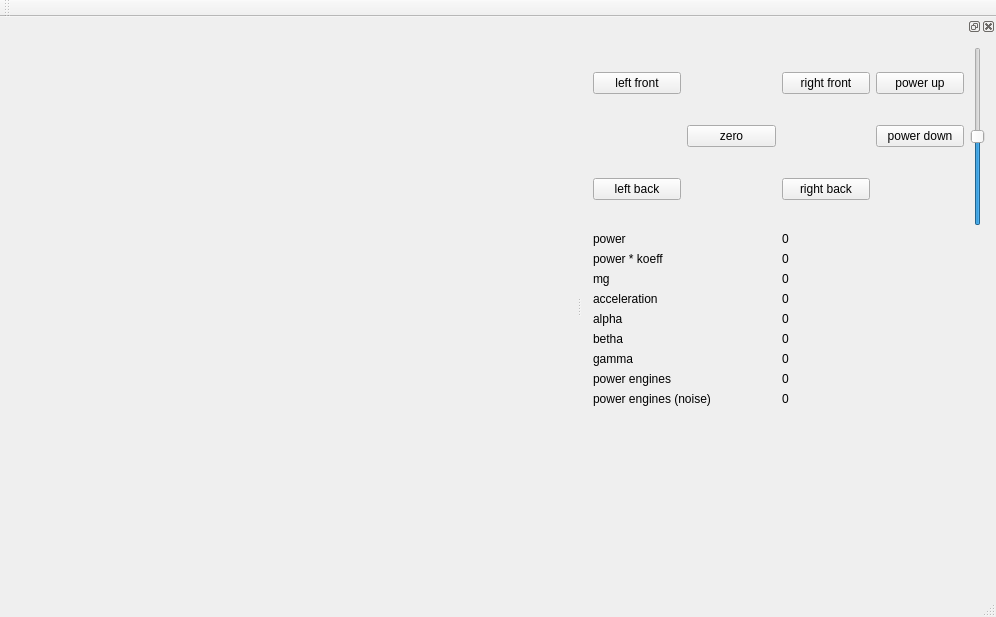
First picture: the form in mainwindow.ui, repository artthirt/glsamp, before the edit.
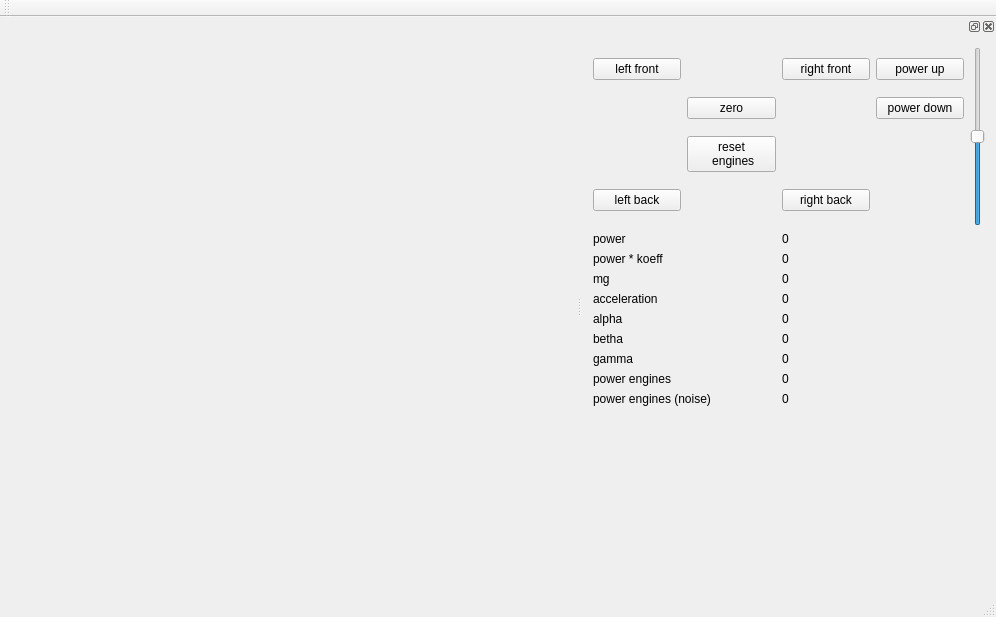
Second picture: the form after the edit. Custom widgets are drawn as their Qt base class.

Diff of the .ui file:
```diff
--- a/mainwindow.ui
+++ b/mainwindow.ui
@@ -47,7 +47,7 @@
    <property name="minimumSize">
     <size>
      <width>414</width>
-     <height>335</height>
+     <height>342</height>
     </size>
    </property>
    <attribute name="dockWidgetArea">
@@ -208,7 +208,7 @@
          </property>
         </widget>
        </item>
-       <item row="2" column="3">
+       <item row="3" column="3">
         <widget class="QPushButton" name="pb_right_back">
          <property name="text">
           <string>right back</string>
@@ -229,13 +229,21 @@
          </property>
         </widget>
        </item>
-       <item row="2" column="1">
+       <item row="3" column="1">
         <widget class="QPushButton" name="pb_left_back">
          <property name="text">
           <string>left back</string>
          </property>
         </widget>
        </item>
+       <item row="2" column="2">
+        <widget class="QPushButton" name="pb_zero_2">
+         <property name="text">
+          <string>reset 
+ engines</string>
+         </property>
+        </widget>
+       </item>
       </layout>
      </item>
      <item row="2" column="2">
```
Left out of the diff: 2 changed lines with no effect on the pictures.
